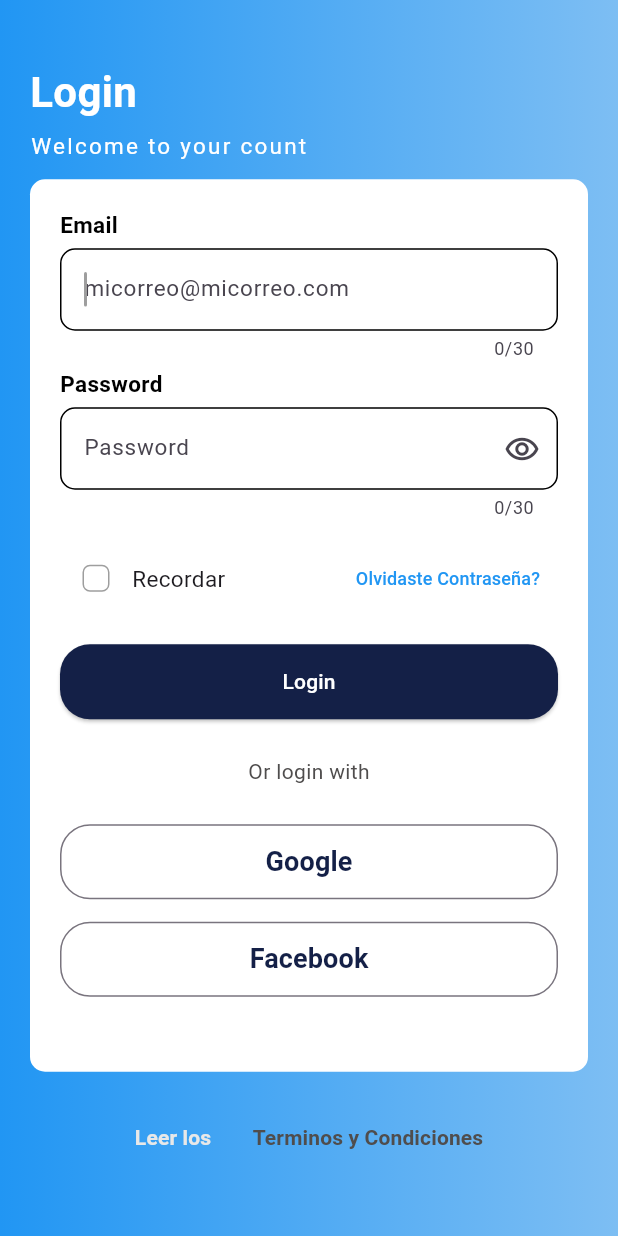
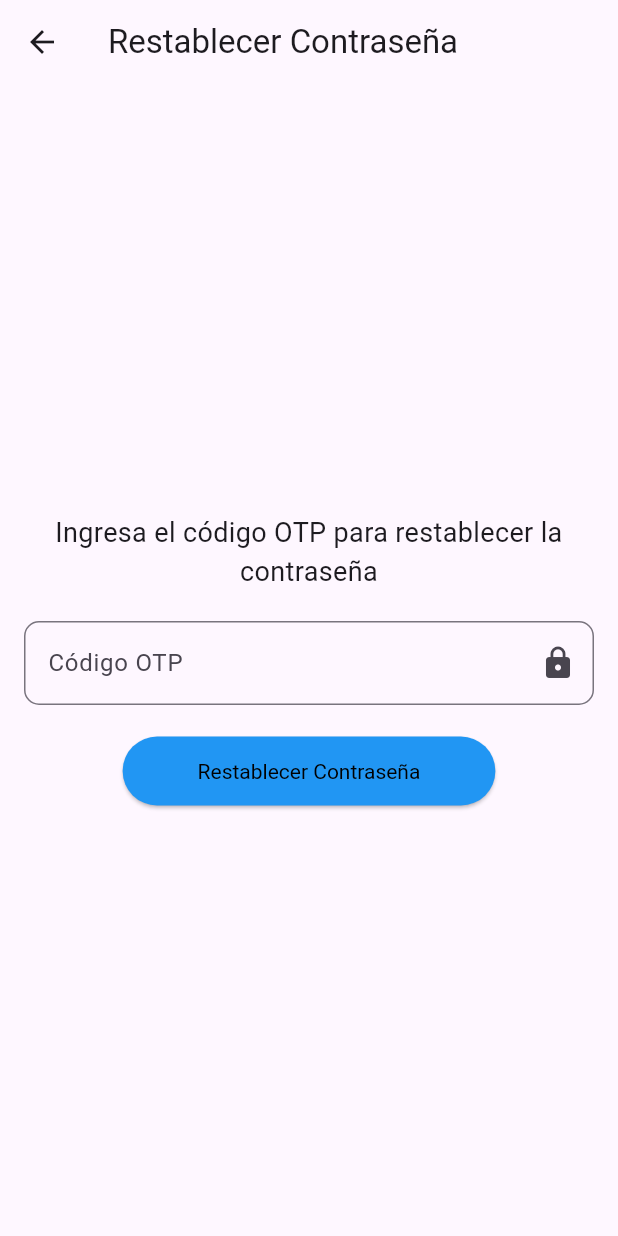
Before and after one commit to victoMR/Contador_con_flutter, a Flutter app: the screen it shows after launch, after a tap on "Olvidaste Contraseña?", on a phone screen of 412 x 824 dp. Run offline on Flutter 3.47's test engine with Material 3 defaults, Android fonts, the phone set to English and light mode, and no system bars.

Commit message:
forgot password page

```diff
--- a/lib/main.dart
+++ b/lib/main.dart
@@ -1,18 +1,23 @@
 import 'package:flutter/material.dart';
-// import 'package:flutter_app_2/pages/home_page.dart';
 import 'package:flutter_app_2/pages/login_page.dart';
+import 'package:flutter_app_2/pages/resetPassw_page.dart';
 
 void main() => runApp(const MyApp());
 
 class MyApp extends StatelessWidget {
-  const MyApp({super.key}); // Super es el constructor de la clase padre
+  const MyApp({super.key});
 
   @override
   Widget build(BuildContext context) {
-    return const MaterialApp(
+    return MaterialApp(
       debugShowCheckedModeBanner: false,
       title: 'Material App',
-      home: LoginPage(),
+      initialRoute: '/', // Página de inicio
+      routes: {
+        '/': (context) => const LoginPage(),
+        '/reset_password': (context) =>
+            const ResetPasswordPage(), // Ruta para la nueva página
+      },
     );
   }
 }
--- a/lib/pages/login_page.dart
+++ b/lib/pages/login_page.dart
@@ -142,7 +142,7 @@ class _DatosState extends State<Datos> {
                 borderRadius: BorderRadius.circular(10.0),
                 borderSide: const BorderSide(color: Colors.black),
               ),
-              hintText: 'micorreo@micorreo.com',
+              hintText: 'micorreo@gmail.com',
             ),
           ),
           const SizedBox(
@@ -177,7 +177,7 @@ class _DatosState extends State<Datos> {
                   borderSide: const BorderSide(color: Colors.black),
                 ),
                 fillColor: Colors.blueAccent,
-                hintText: 'Password',
+                hintText: '********',
                 suffixIcon: IconButton(
                   icon: const Icon(Icons.remove_red_eye_outlined),
                   onPressed: () => {
@@ -232,7 +232,9 @@ class _RememberState extends State<Remember> {
         const Text('Recordar', style: TextStyle(fontSize: 15)),
         const Spacer(),
         TextButton(
-          onPressed: () => {},
+          onPressed: () {
+            Navigator.pushNamed(context, '/reset_password');
+          },
           child: const Text(
             'Olvidaste Contraseña?',
             style: TextStyle(fontSize: 12, color: Colors.blue),
@@ -342,7 +344,7 @@ class _Politicas extends StatelessWidget {
             TextButton(
               onPressed: () => {},
               child: const Text(
-                'Leer los ',
+                'Leer los',
                 style: TextStyle(
                     color: Color.fromARGB(255, 232, 232, 232),
                     fontWeight: FontWeight.bold),
--- /dev/null
+++ b/lib/pages/resetPassw_page.dart
@@ -0,0 +1,67 @@
+// ignore_for_file: file_names
+
+import 'package:flutter/material.dart';
+
+class ResetPasswordPage extends StatelessWidget {
+  const ResetPasswordPage({Key? key}) : super(key: key);
+
+  @override
+  Widget build(BuildContext context) {
+    return Scaffold(
+      appBar: AppBar(
+        title: const Text('Restablecer Contraseña'),
+      ),
+      body: Padding(
+        padding: const EdgeInsets.all(16.0),
+        child: Column(
+          mainAxisAlignment: MainAxisAlignment.center,
+          children: [
+            const Text(
+              'Ingresa el código OTP para restablecer la contraseña',
+              style: TextStyle(fontSize: 18),
+              textAlign: TextAlign.center,
+            ),
+            const SizedBox(height: 20),
+            _buildOTPTextField(),
+            const SizedBox(height: 20),
+            ElevatedButton(
+                onPressed: () {
+                  // Aquí puedes implementar la lógica para verificar el OTP
+                  // y permitir que el usuario restablezca la contraseña.
+                  // Por ahora, simplemente muestra un mensaje.
+                  ScaffoldMessenger.of(context).showSnackBar(
+                    const SnackBar(
+                      content: Text('Contraseña restablecida con éxito.'),
+                    ),
+                  );
+                },
+                style: ElevatedButton.styleFrom(
+                  backgroundColor: Colors.blue,
+                  textStyle: const TextStyle(fontSize: 14, color: Colors.black),
+                  padding:
+                      const EdgeInsets.symmetric(horizontal: 50, vertical: 15),
+                ),
+                child: const Text(
+                  'Restablecer Contraseña',
+                  style: TextStyle(color: Colors.black),
+                )),
+          ],
+        ),
+      ),
+    );
+  }
+
+  Widget _buildOTPTextField() {
+    return TextField(
+      keyboardType: TextInputType.number,
+      decoration: InputDecoration(
+        labelText: 'Código OTP',
+        hintText: 'Ingresa el código de verificación',
+        border: OutlineInputBorder(
+          borderRadius: BorderRadius.circular(10.0),
+        ),
+        suffixIcon: const Icon(Icons.lock),
+      ),
+    );
+  }
+}
```
